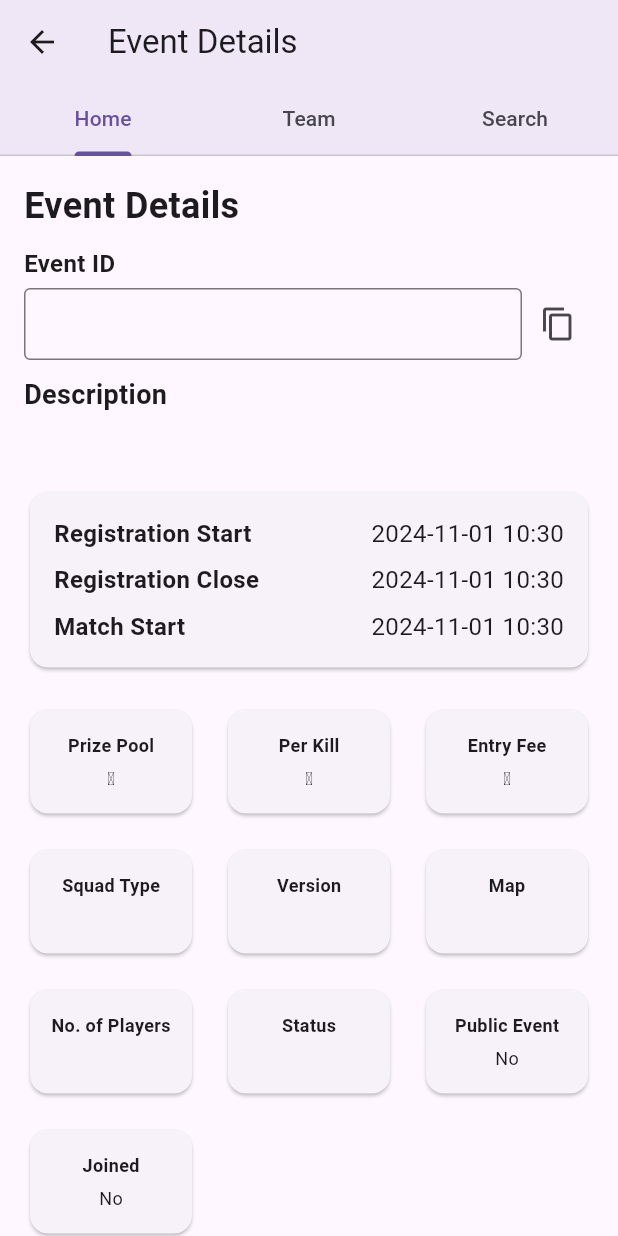
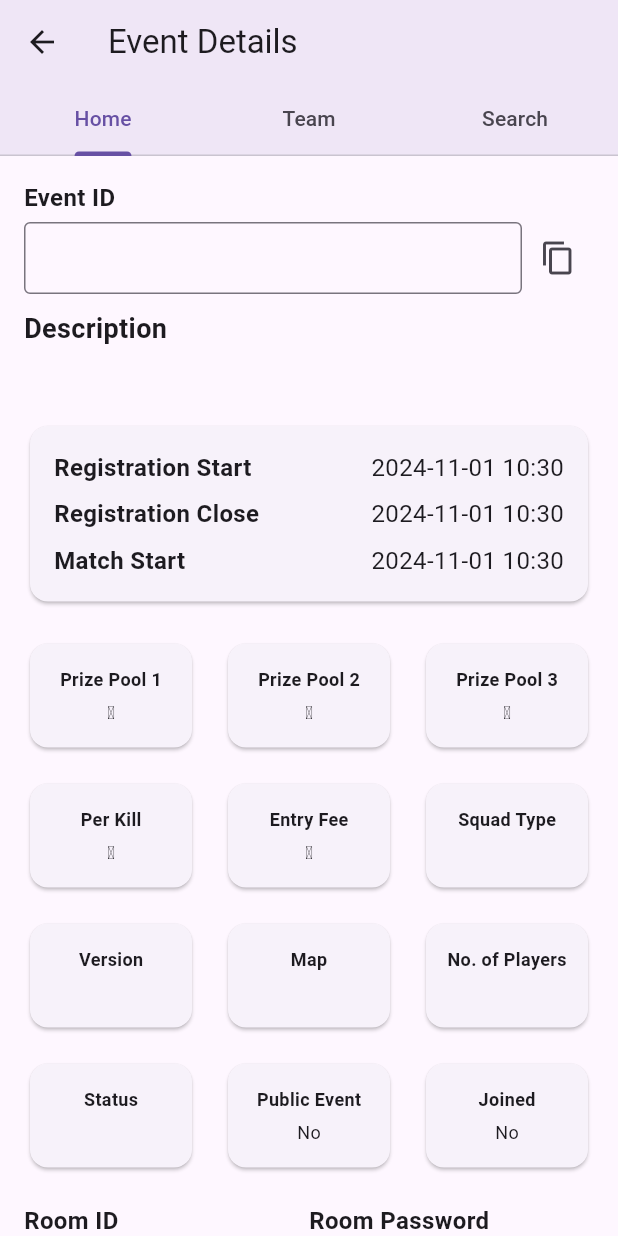
Before and after one commit to bipins867/Epe-Gaming, a Flutter app: the EventDetailsPage screen opened directly with empty values, on a phone screen of 412 x 824 dp. Run offline on Flutter 3.47's test engine with Material 3 defaults, Android fonts, the light colour scheme and no system bars; our stand-ins replace flutter_dotenv, logger, marquee, share_plus, shared_preferences; accounts and stored records are empty; network calls fail.

Commit message:
event List information updated.....

```diff
--- a/epe_gaming_client/lib/Components/Auth/SignUp/signUp.dart
+++ b/epe_gaming_client/lib/Components/Auth/SignUp/signUp.dart
@@ -30,7 +30,7 @@
 
   void signUpHandler() async {
     if (_nameController.text.isEmpty) {
-      return showInfoAlertDialog(context, "Please enter your name!",
+      return showInfoAlertDialog(context, "Name as on your PAN Card!",
           type: "Required!");
     }
     if (_emailController.text.isEmpty) {
@@ -124,7 +124,7 @@
                   TextField(
                     controller: _nameController,
                     decoration: InputDecoration(
-                      labelText: 'Name',
+                      labelText: 'Name as on your PAN',
                       border: OutlineInputBorder(),
                     ),
                   ),
--- a/epe_gaming_client/lib/Components/Home/Categories/BattleRoyal/Games/GameItem/Events/EventDetails/EventHome/eventHome.dart
+++ b/epe_gaming_client/lib/Components/Home/Categories/BattleRoyal/Games/GameItem/Events/EventDetails/EventHome/eventHome.dart
@@ -26,12 +26,6 @@
       child: Column(
         crossAxisAlignment: CrossAxisAlignment.start,
         children: [
-          Text(
-            'Event Details',
-            style: TextStyle(fontSize: 24, fontWeight: FontWeight.bold),
-          ),
-          SizedBox(height: 10),
-
           // Event ID with Copy Button
           Row(
             children: [
@@ -69,9 +63,14 @@
             mainAxisSpacing: 16,
             crossAxisSpacing: 16,
             children: [
-              _buildDetailItem('Prize Pool', '🪙${eventInfo['prizePool_1']}'),
-              _buildDetailItem('Per Kill', '🪙${eventInfo['perKill']}'),
-              _buildDetailItem('Entry Fee', '🪙${eventInfo['entryFee']}'),
+              _buildDetailItem(
+                  'Prize Pool 1', '🪙${eventInfo['prizePool_1'] ?? 0}'),
+              _buildDetailItem(
+                  'Prize Pool 2', '🪙${eventInfo['prizePool_2'] ?? 0}'),
+              _buildDetailItem(
+                  'Prize Pool 3', '🪙${eventInfo['prizePool_3'] ?? 0}'),
+              _buildDetailItem('Per Kill', '🪙${eventInfo['perKill'] ?? 0}'),
+              _buildDetailItem('Entry Fee', '🪙${eventInfo['entryFee'] ?? 0}'),
               _buildDetailItem('Squad Type', eventInfo['squadType'].toString()),
               _buildDetailItem('Version', eventInfo['version']),
               _buildDetailItem('Map', eventInfo['map']),
@@ -87,21 +86,25 @@
           SizedBox(height: 20),
 
           // Room Information with Copy Buttons
+          if (eventInfo['roomId'] != null) ...[
             Row(
               mainAxisAlignment: MainAxisAlignment.spaceBetween,
               children: [
-              _buildCopyField(context, 'Room ID', eventInfo['roomId'] ?? 'N/A'),
                 _buildCopyField(
-                  context, 'Room Password', eventInfo['roomPassword'] ?? 'N/A'),
+                    context, 'Room ID', eventInfo['roomId'] ?? 'N/A'),
+                _buildCopyField(context, 'Room Password',
+                    eventInfo['roomPassword'] ?? 'N/A'),
               ],
             ),
             SizedBox(height: 30),
+          ],
 
           // Join Event and Play Now Buttons
           Center(
             child: Row(
               mainAxisAlignment: MainAxisAlignment.spaceEvenly,
               children: [
+                if (!eventInfo['isUserJoined'])
                   ElevatedButton(
                     onPressed: () {
                       Navigator.of(context).push(
@@ -110,11 +113,11 @@
                     },
                     child: Text('Join Event'),
                   ),
-                SizedBox(height: 10),
-                ElevatedButton(
-                  onPressed: () {},
-                  child: Text('Play Now'),
-                ),
+
+                // ElevatedButton(
+                //   onPressed: () {},
+                //   child: Text('Play Now'),
+                // ),
               ],
             ),
           ),
--- a/epe_gaming_client/lib/Components/Home/Wallet/WalletHome/AccountStatus/accountStatus.dart
+++ b/epe_gaming_client/lib/Components/Home/Wallet/WalletHome/AccountStatus/accountStatus.dart
@@ -38,7 +38,7 @@
     );
   }
 
-  Widget _buildInfoRow(String label, String value) {
+  Widget _buildInfoRow(String label, String? value) {
     return Padding(
       padding: const EdgeInsets.symmetric(vertical: 4.0), // Space between rows
       child: Row(
@@ -49,7 +49,7 @@
             style: TextStyle(fontSize: 16),
           ),
           Text(
-            value,
+            '$value',
             style: TextStyle(fontSize: 16),
           ),
         ],
```
Lines whose indentation alone changed are shown as unchanged.
